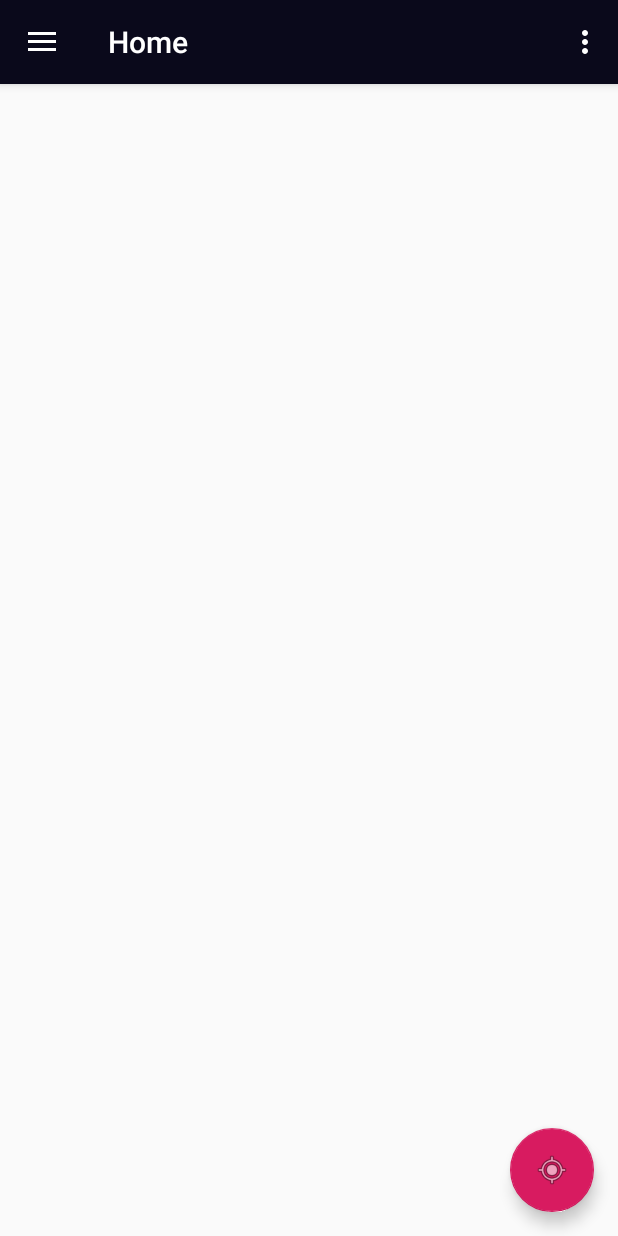
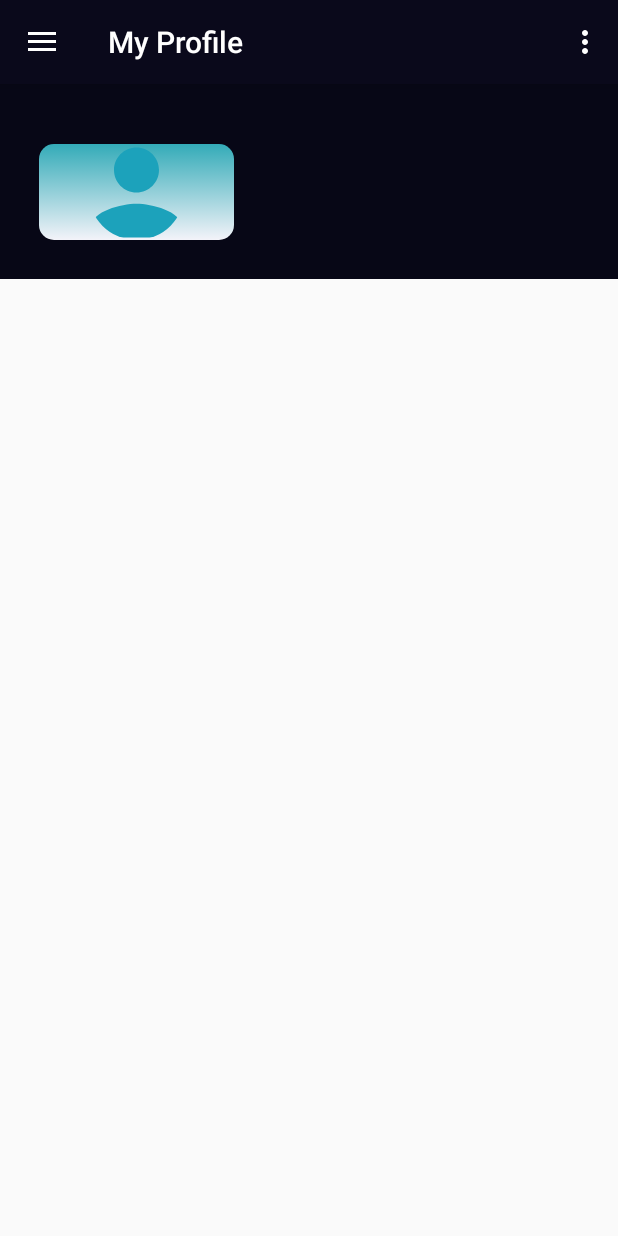
Before and after one commit to Max-Mudu/Warn-a-Bruv, an Android app: the Home screen opened directly, with no data from a screen before it, after a tap on "Profile", on a phone screen of 412 x 824 dp. Run offline under Robolectric (Android 15) with nearby library versions, the phone set to English and light mode, and no system bars; our stand-ins replace CircleImageView, Firebase (no records; nobody signed in at launch, a user with empty details on screens opened directly); libraries missing offline, so code that uses them is left out: com.firebase.geofire; 1 statement that could not run was skipped; 2 other taps on this screen came first.

Commit message:
Fixed profile fragment issues

```diff
--- a/app/src/main/java/com/example/mudu/warnabruv/Firebase/FirebaseDatabaseHelper.java
+++ b/app/src/main/java/com/example/mudu/warnabruv/Firebase/FirebaseDatabaseHelper.java
@@ -1,13 +1,12 @@
 package com.example.mudu.warnabruv.Firebase;
 
-import android.app.Activity;
 import android.content.Context;
 import android.support.annotation.NonNull;
 import android.support.annotation.Nullable;
 import android.support.v7.widget.RecyclerView;
+import com.example.mudu.warnabruv.Helper.Helper;
 import com.example.mudu.warnabruv.UserProfile;
 import com.example.mudu.warnabruv.adapter.RecyclerViewAdapter;
-import com.example.mudu.warnabruv.Helper.Helper;
 import com.google.firebase.database.ChildEventListener;
 import com.google.firebase.database.DataSnapshot;
 import com.google.firebase.database.DatabaseError;
@@ -50,7 +49,7 @@ public class FirebaseDatabaseHelper {
             public void onChildChanged(@NonNull DataSnapshot dataSnapshot, @Nullable String s) {
                 List<UserProfile> userData = adapterSourceData(dataSnapshot, uid);
                 System.out.println("User login Size " + userData.size());
-                RecyclerViewAdapter recyclerViewAdapter = new RecyclerViewAdapter((Activity)context, userData);
+                RecyclerViewAdapter recyclerViewAdapter = new RecyclerViewAdapter(context, userData);
                 recyclerView.setAdapter(recyclerViewAdapter);
             }
 
--- a/app/src/main/java/com/example/mudu/warnabruv/Home.java
+++ b/app/src/main/java/com/example/mudu/warnabruv/Home.java
@@ -1,9 +1,11 @@
 package com.example.mudu.warnabruv;
 
+import android.annotation.SuppressLint;
 import android.os.Bundle;
 import android.support.annotation.NonNull;
 import android.support.design.widget.FloatingActionButton;
 import android.support.design.widget.Snackbar;
+import android.support.v4.app.FragmentTransaction;
 import android.view.View;
 import android.support.v4.view.GravityCompat;
 import android.support.v7.app.ActionBarDrawerToggle;
@@ -94,6 +96,8 @@ public class Home extends AppCompatActivity
     FirebaseAuth auth;
     FirebaseAuth.AuthStateListener mAuthListener;
 
+    FloatingActionButton fab;
+
     private static int UPDATE_INTERVAL = 5000;
     private static int FASTEST_INTERVAL = 3000;
     private static int DISPLACEMENT = 10;
@@ -110,21 +114,21 @@ public class Home extends AppCompatActivity
         setContentView(R.layout.activity_home);
 
         // Obtain the SupportMapFragment and get notified when the map is ready to be used.
-        mapFragment = (SupportMapFragment) getSupportFragmentManager()
-                .findFragmentById(R.id.map);
+        mapFragment = SupportMapFragment.newInstance();
         Objects.requireNonNull(mapFragment).getMapAsync(this);
 
         Toolbar toolbar = findViewById(R.id.toolbar);
         setSupportActionBar(toolbar);
         toolbar.setBackgroundColor(Color.TRANSPARENT);
 
-        FloatingActionButton fab = findViewById(R.id.fab);
+        fab = findViewById(R.id.fab);
         fab.setOnClickListener(new View.OnClickListener() {
             @Override
             public void onClick(View view) {
                 displayLocation();
             }
         });
+        showFloatingButoon(true);
 
         final DrawerLayout drawer = findViewById(R.id.drawer_layout);
         NavigationView navigationView = findViewById(R.id.nav_view);
@@ -186,6 +190,9 @@ public class Home extends AppCompatActivity
         mGeoFire = new GeoFire(drivers);
 
         setUpLocation();
+
+        FragmentManager fManager = getSupportFragmentManager();
+        fManager.beginTransaction().replace(R.id.main_container_wrapper, mapFragment).commit();
     }
 
     private void signOut() {
@@ -193,6 +200,11 @@ public class Home extends AppCompatActivity
         Intent intent = new Intent(Home.this, MainActivity.class);
         startActivity(intent);
         finish();
+    }
+
+    @SuppressLint("RestrictedApi")
+    public void showFloatingButoon(boolean flag) {
+        fab.setVisibility(flag ? View.VISIBLE: View.GONE);
     }
 
     @Override
@@ -313,7 +325,10 @@ public class Home extends AppCompatActivity
         int id = item.getItemId();
 
         if (id == R.id.nav_profile) {
-
+            showFloatingButoon(false);
+            FragmentTransaction fragmentTransaction = getSupportFragmentManager().beginTransaction();
+            fragmentTransaction.replace(R.id.main_container_wrapper, new ProfileFragment());
+            fragmentTransaction.commit();
         } else if (id == R.id.nav_settings) {
 
         } else if (id == R.id.nav_help) {
--- a/app/src/main/java/com/example/mudu/warnabruv/ProfileFragment.java
+++ b/app/src/main/java/com/example/mudu/warnabruv/ProfileFragment.java
@@ -29,16 +29,8 @@ import java.util.ArrayList;
 import java.util.List;
 import java.util.Objects;
 
+public class ProfileFragment extends Fragment {
 
-/*
- * A simple {@link Fragment} subclass.
- * Activities that contain this fragment must implement the
- * {@link ProfileFragment.OnFragmentInteractionListener} interface
- * to handle interaction events.
- * Use the {@link ProfileFragment#newInstance} factory method to
- * create an instance of this fragment.
- */
-public class ProfileFragment extends Fragment {
     private static final String TAG = ProfileFragment.class.getSimpleName();
     private ImageView profilephoto;
     private TextView profileName;
@@ -61,8 +53,10 @@ public class ProfileFragment extends Fragment {
 
     @Nullable
     @Override
-    public View onCreateView(@NonNull LayoutInflater inflater, @Nullable ViewGroup container, @Nullable Bundle savedInstanceState) {
-        View view = inflater.inflate(R.layout.fragment_profile, container, false);
+    public View onCreateView(@NonNull LayoutInflater inflater, @Nullable
+            ViewGroup container, @Nullable Bundle savedInstanceState) {
+        View view = inflater.inflate(R.layout.fragment_profile, container,
+                false);
 
         Objects.requireNonNull(getActivity()).setTitle("My Profile");
 
@@ -82,15 +76,16 @@ public class ProfileFragment extends Fragment {
         });
 
         recyclerView = view.findViewById(R.id.profile_list);
-        recyclerView.setLayoutManager(new LinearLayoutManager(getActivity()));
+        LinearLayoutManager linearLayoutManager = new LinearLayoutManager(getActivity());
+        recyclerView.setLayoutManager(linearLayoutManager);
+        recyclerView.setHasFixedSize(true);
+        recyclerView.addItemDecoration(new
+                SimpleDividerItemDecoration(getActivity()));
+        recyclerView.setItemAnimator(new DefaultItemAnimator());
 
         userProfile = new ArrayList<>();
         mRecyclerViewAdapter =new RecyclerViewAdapter(getActivity(), userProfile);
         recyclerView.setAdapter(mRecyclerViewAdapter);
-
-        recyclerView.setHasFixedSize(true);
-        recyclerView.addItemDecoration(new SimpleDividerItemDecoration(getActivity()));
-        recyclerView.setItemAnimator(new DefaultItemAnimator());
 
         ((FirebaseApplication)getActivity().getApplication()).getFirebaseAuth();
         id = ((FirebaseApplication)getActivity().getApplication()).getFirebaseUserAuthenticatedId();
--- a/app/src/main/java/com/example/mudu/warnabruv/adapter/RecyclerViewAdapter.java
+++ b/app/src/main/java/com/example/mudu/warnabruv/adapter/RecyclerViewAdapter.java
@@ -6,7 +6,6 @@ import android.support.v7.widget.RecyclerView;
 import android.view.LayoutInflater;
 import android.view.View;
 import android.view.ViewGroup;
-
 import com.example.mudu.warnabruv.R;
 import com.example.mudu.warnabruv.UserProfile;
 import java.util.List;
@@ -26,7 +25,7 @@ public class RecyclerViewAdapter extends RecyclerView.Adapter<RecyclerViewHolder
     @Override
     public RecyclerViewHolders onCreateViewHolder(@NonNull ViewGroup viewGroup, int i) {
         RecyclerViewHolders viewHolder = null;
-        View layoutView = LayoutInflater.from(viewGroup.getContext()).inflate(R.layout.profile_data_list,viewGroup, false);
+        View layoutView = LayoutInflater.from(viewGroup.getContext()).inflate(R.layout.profile_data_list, viewGroup, false);
         viewHolder = new RecyclerViewHolders(layoutView);
         return viewHolder;
     }
--- a/app/src/main/res/layout/activity_home.xml
+++ b/app/src/main/res/layout/activity_home.xml
@@ -1,5 +1,6 @@
 <?xml version="1.0" encoding="utf-8"?>
-<android.support.v4.widget.DrawerLayout xmlns:android="http://schemas.android.com/apk/res/android"
+<android.support.v4.widget.DrawerLayout
+    xmlns:android="http://schemas.android.com/apk/res/android"
     xmlns:app="http://schemas.android.com/apk/res-auto"
     xmlns:tools="http://schemas.android.com/tools"
     android:id="@+id/drawer_layout"
--- a/app/src/main/res/layout/content_home.xml
+++ b/app/src/main/res/layout/content_home.xml
@@ -1,49 +1,20 @@
 <?xml version="1.0" encoding="utf-8"?>
-<android.support.constraint.ConstraintLayout xmlns:android="http://schemas.android.com/apk/res/android"
+<FrameLayout xmlns:android="http://schemas.android.com/apk/res/android"
     xmlns:app="http://schemas.android.com/apk/res-auto"
     xmlns:tools="http://schemas.android.com/tools"
     android:id="@+id/main_container_wrapper"
     android:layout_width="match_parent"
     android:layout_height="match_parent"
     tools:context=".Home"
+    app:layout_behavior="@string/appbar_scrolling_view_behavior"
     tools:showIn="@layout/app_bar_home">
 
-    <fragment
-        android:id="@+id/map"
-        android:name="com.google.android.gms.maps.SupportMapFragment"
-        android:layout_width="match_parent"
-        android:layout_height="match_parent"
-        tools:context=".Home">
+    <!--<fragment-->
+        <!--android:id="@+id/map"-->
+        <!--android:name="com.google.android.gms.maps.SupportMapFragment"-->
+        <!--android:layout_width="match_parent"-->
+        <!--android:layout_height="match_parent"-->
+        <!--tools:context=".Home">-->
+    <!--</fragment>-->
 
-        <RelativeLayout
-            android:layout_width="match_parent"
-            android:layout_height="match_parent">
-
-            <LinearLayout
-                android:id="@+id/locationLinearLayout"
-                android:orientation="horizontal"
-                android:weightSum="10"
-                android:padding="16dp"
-                android:layout_alignParentEnd="true"
-                android:layout_alignParentBottom="true"
-                android:layout_marginEnd="8dp"
-                android:layout_marginBottom="18dp"
-                android:layout_width="match_parent"
-                android:layout_height="wrap_content">
-
-                <!--
-                                <ImageView
-                                    android:id="@+id/location_button_image"
-                                    android:layout_width="wrap_content"
-                                    android:layout_height="wrap_content"
-                                    android:scaleType="fitXY"
-                                    android:src="@drawable/ic_my_location"/>
-
-                -->
-
-            </LinearLayout>
-
-        </RelativeLayout>
-    </fragment>
-
-</android.support.constraint.ConstraintLayout>
+</FrameLayout>
```
